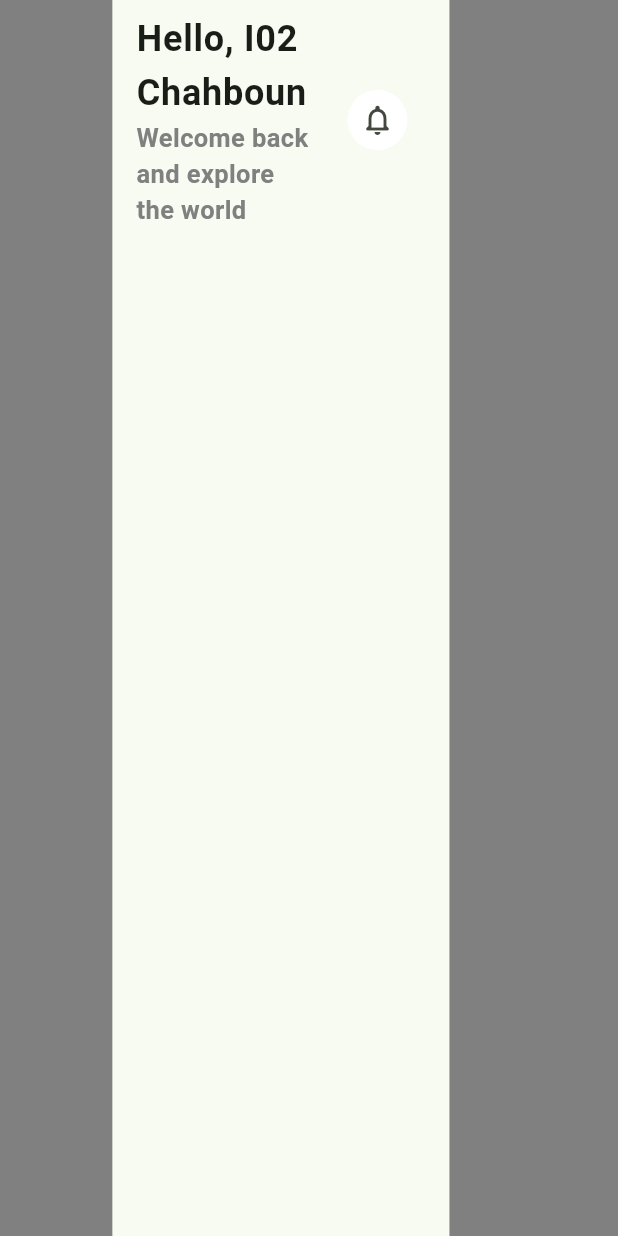
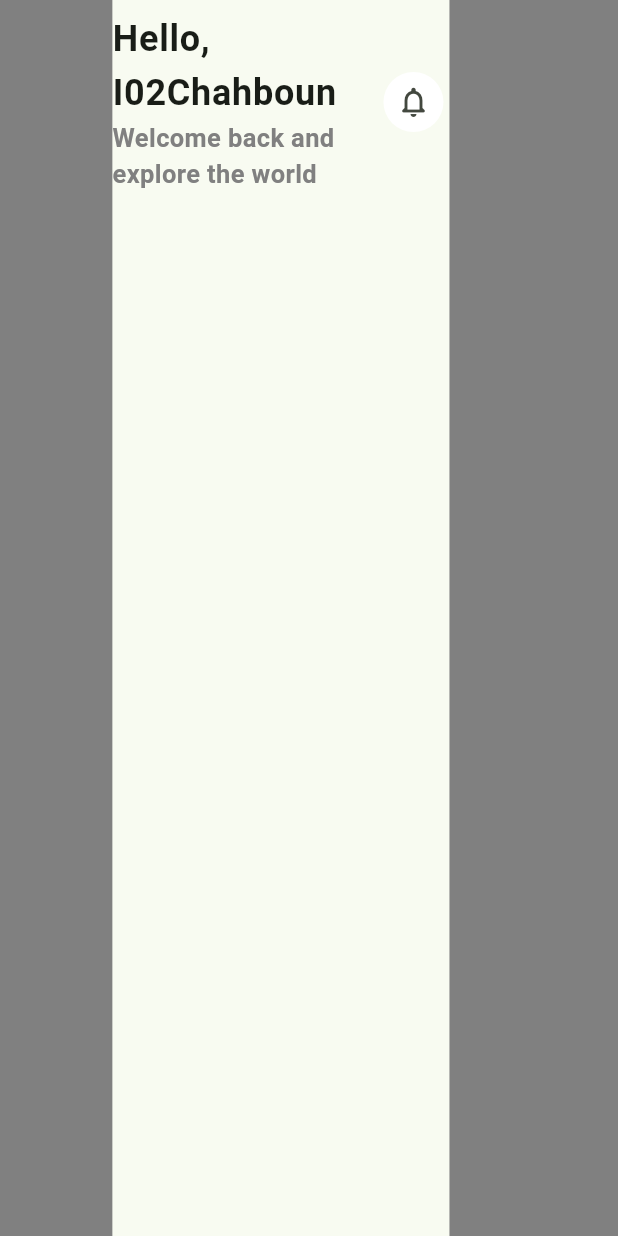
Before and after one commit to I02chahboun/flutter_responsive_template, a Flutter app: the screen it shows after launch, on a phone screen of 412 x 824 dp. Run offline on Flutter 3.47's test engine with Material 2 defaults, Android fonts, the light colour scheme and no system bars.

Commit message:
change padding to zero

```diff
--- a/lib/widgets/list_tile.dart
+++ b/lib/widgets/list_tile.dart
@@ -9,6 +9,7 @@ class ListTilee extends StatelessWidget {
   @override
   Widget build(BuildContext context) {
     return ListTile(
+      contentPadding: EdgeInsets.zero,
       title: Text(
         AppTexts.userDev,
         style: TextStyles.titleStyle,
```
